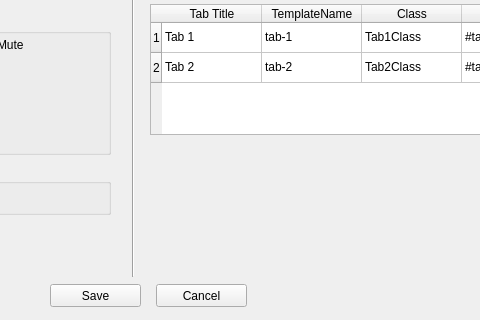
This is newinteractivityform.ui in vihangpatel/WatchDog2 as Qt 5 draws it before an edit; both pictures show x 230 to 710 and y 206 to 526 of the 815 by 526 pixel window. The edited form follows.
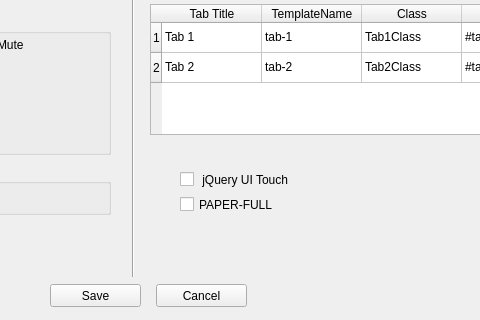
This is the edited form.

Patch:
```diff
--- a/newinteractivityform.ui
+++ b/newinteractivityform.ui
@@ -637,6 +637,32 @@
     <string>ge-u#-c#-i#-interactivity-name</string>
    </property>
   </widget>
+  <widget class="QCheckBox" name="cb_includeJQueryTouch">
+   <property name="geometry">
+    <rect>
+     <x>410</x>
+     <y>370</y>
+     <width>121</width>
+     <height>31</height>
+    </rect>
+   </property>
+   <property name="text">
+    <string> jQuery UI Touch</string>
+   </property>
+  </widget>
+  <widget class="QCheckBox" name="cb_includePaper">
+   <property name="geometry">
+    <rect>
+     <x>410</x>
+     <y>400</y>
+     <width>121</width>
+     <height>21</height>
+    </rect>
+   </property>
+   <property name="text">
+    <string>PAPER-FULL</string>
+   </property>
+  </widget>
  </widget>
  <tabstops>
   <tabstop>folderNameText</tabstop>
```
